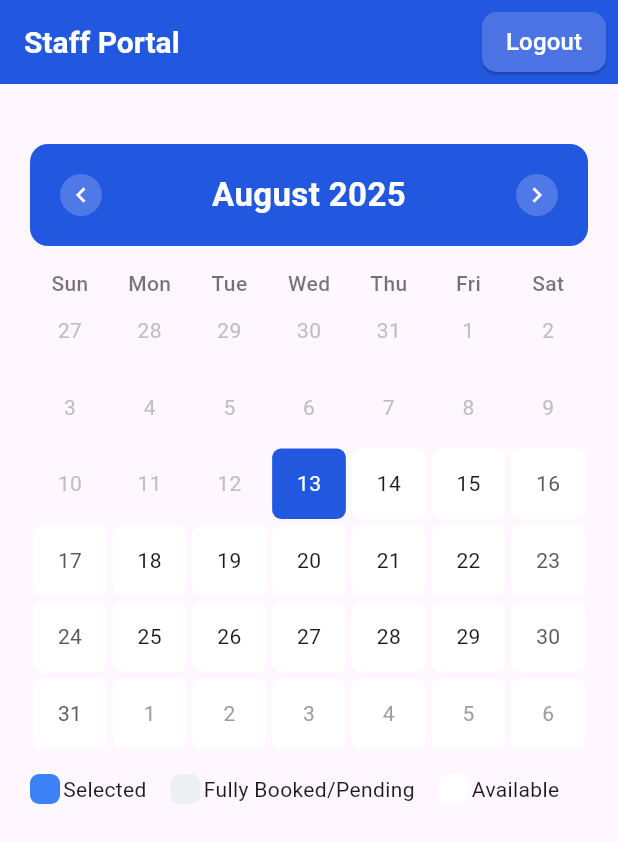
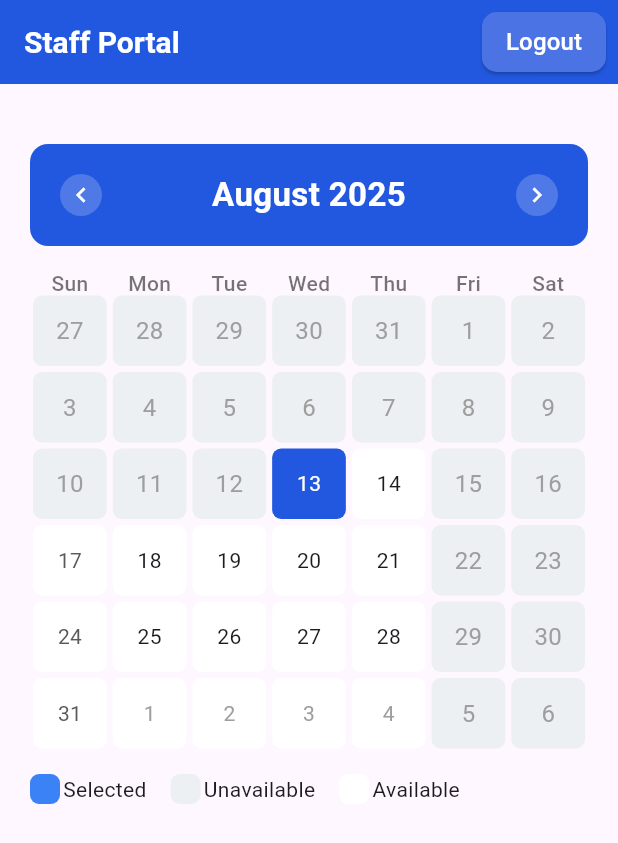
Before and after one commit to Bavlyy-Ramy/BookedIn_flutter, a Flutter app: the StaffPortal screen opened by its route, on a phone screen of 412 x 824 dp. Shown: the top 843 px of the screen. Run offline on Flutter 3.47's test engine with Material 3 defaults, Android fonts, the phone set to English and light mode, and no system bars; drawn by our look-alikes of table_calendar; our stand-ins replace font_awesome_flutter, google_fonts.

Commit message:
enhancment for claender

```diff
--- a/lib/features/staff user/presentation/pages/staff_portal.dart
+++ b/lib/features/staff user/presentation/pages/staff_portal.dart
@@ -1,5 +1,6 @@
 import 'package:bookedin_app/features/auth/presentation/pages/login_page.dart';
 import 'package:bookedin_app/features/staff%20user/presentation/pages/book_room.dart';
+
 import 'package:flutter/material.dart';
 import 'package:intl/intl.dart';
 import 'package:table_calendar/table_calendar.dart';
@@ -18,7 +19,10 @@
   DateTime lastDay = DateTime.now().add(const Duration(days: 30));
 
   void _onDaySelected(DateTime day, DateTime focusedDay) {
-    Navigator.pushNamed(context, BookRoom.route,  arguments: day,);
+    // Only allow navigation for enabled days (not weekends)
+    if (day.weekday != DateTime.friday && day.weekday != DateTime.saturday) {
+      Navigator.pushNamed(context, BookRoom.route, arguments: day);
+    }
   }
 
   @override
@@ -31,7 +35,6 @@
           crossAxisAlignment: CrossAxisAlignment.start,
           children: [
             SizedBox(height: 20),
-
             _buildTableCalendar(),
             SizedBox(height: 15),
             _buildInfoBox(),
@@ -57,7 +60,6 @@
           child: Text("Selected"),
         ),
         SizedBox(width: 16),
-
         Container(
           width: 20,
           height: 20,
@@ -68,10 +70,9 @@
         ),
         Padding(
           padding: const EdgeInsets.only(left: 2.0),
-          child: Text("Fully Booked/Pending"),
+          child: Text("Unavailable"),
         ),
         SizedBox(width: 16),
-
         Container(
           width: 20,
           height: 20,
@@ -99,6 +100,12 @@
           lastDay: lastDay,
           onDaySelected: _onDaySelected,
           selectedDayPredicate: (day) => isSameDay(day, today),
+
+          // This makes weekends non-selectable
+          enabledDayPredicate: (day) {
+            return day.weekday != DateTime.friday && day.weekday != DateTime.saturday;
+          },
+
           availableGestures: AvailableGestures.all,
           calendarFormat: CalendarFormat.month,
           rowHeight: cellWidth,
@@ -165,6 +172,13 @@
               color: Colors.white,
               borderRadius: BorderRadius.circular(6),
             ),
+
+            // Style for disabled days (weekends)
+            disabledDecoration: BoxDecoration(
+              color: const Color(0xFFedf0f2), // Gray background for disabled days
+              borderRadius: BorderRadius.circular(6),
+            ),
+
             selectedDecoration: BoxDecoration(
               color: const Color(0xFF2258e0),
               borderRadius: BorderRadius.circular(6),
@@ -176,6 +190,12 @@
             selectedTextStyle: const TextStyle(color: Colors.white),
             outsideTextStyle: const TextStyle(color: Colors.grey),
             todayTextStyle: const TextStyle(color: Colors.black),
+
+            // Style for disabled text (weekends)
+            disabledTextStyle: const TextStyle(
+              color: Colors.grey,
+              fontSize: 16,
+            ),
           ),
         );
       },
```
